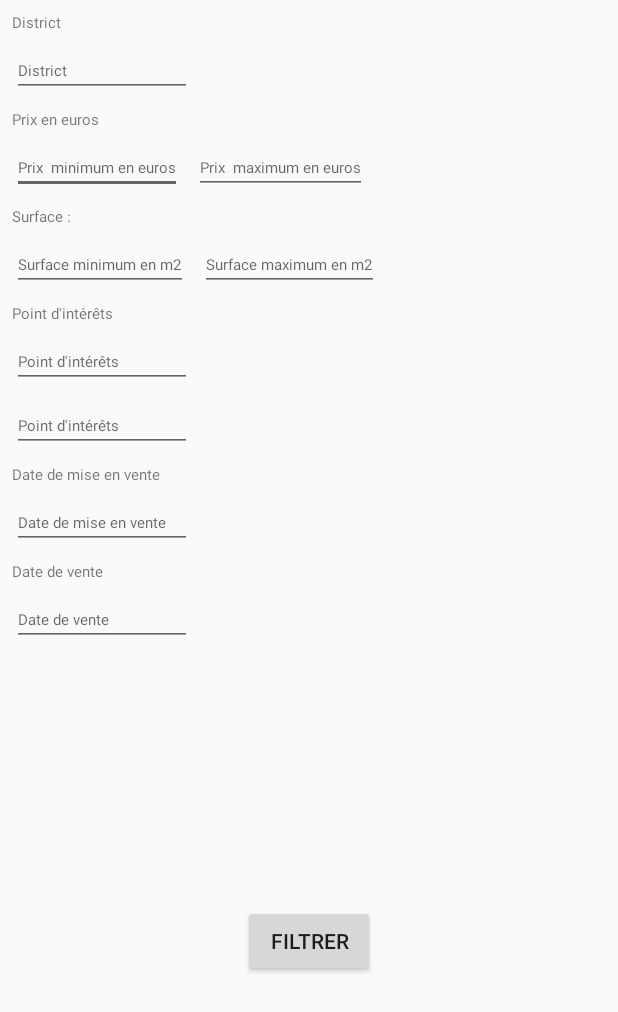
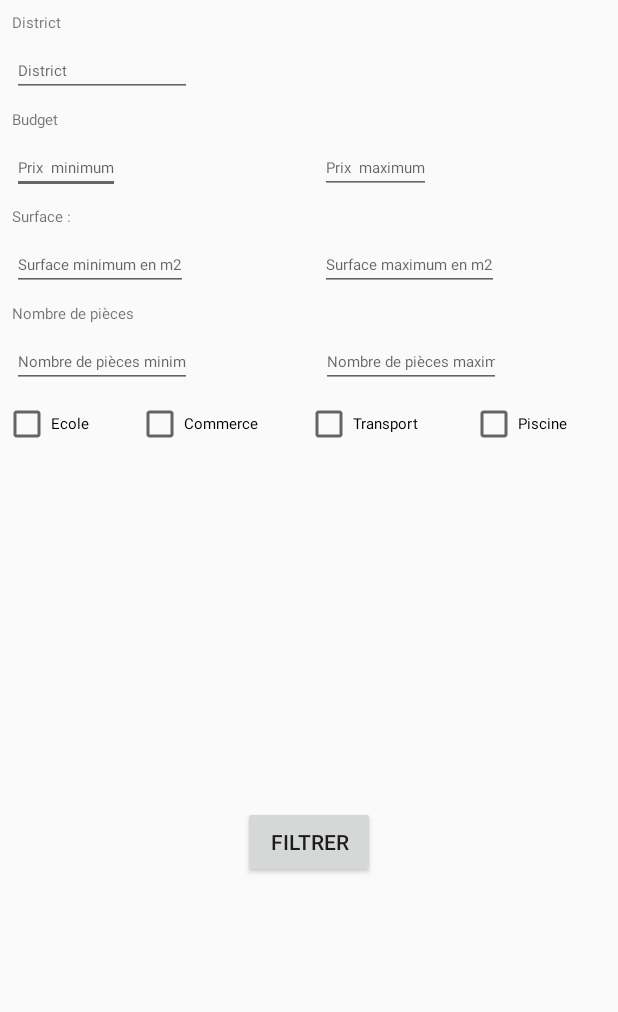
Before and after one commit to eddymail/P9_RealEstateManager, an Android app: the SearchResultsActivity screen opened directly, with no data from a screen before it, on a phone screen of 412 x 824 dp. Shown: the top 1012 px of the screen. Run offline under Robolectric (Android 15) with nearby library versions, the phone set to English and light mode, and no system bars; our stand-ins replace Room's generated code.

Commit message:
SearchResultsActivity listener for communication between activity and MainFragment Add poi in SearchResultsActivity
TODO:
Display searched list

```diff
--- a/app/src/main/java/com/openclassrooms/realestatemanager/Activities/SearchResultsActivity.java
+++ b/app/src/main/java/com/openclassrooms/realestatemanager/Activities/SearchResultsActivity.java
@@ -6,6 +6,7 @@ import android.os.Bundle;
 import android.util.Log;
 import android.view.View;
 import android.widget.Button;
+import android.widget.CheckBox;
 import android.widget.EditText;
 import android.widget.Toast;
 
@@ -25,17 +26,42 @@ import java.util.List;
 
 public class SearchResultsActivity extends AppCompatActivity implements View.OnClickListener {
 
-    private EditText etMiniPrice, etMaxiPrice, etDistrict, etMiniArea,etMaxiArea , etPoi1, etPoi2, etDateOfEntry, etDateOfSale;
-    private Button btFilter;
-    private String miniPrice, maxiPrice, district, poi1, poi2, dateOfEntry, dateOfSale;
-    private int miniArea, maxiArea;
-    private String[] queries;
     private RealEstateManagerViewModel realEstateManagerViewModel;
+    private SearchListener searchListener;
+    private MainFragment fragment;
 
+    //For Data
+    private String district;
+    private int school = 0;
+    private int shopping = 0;
+    private int publicTransport = 0;
+    private int swimmingPool = 0;
+    private int miniArea;
+    private int maxiArea;
+    private int miniRoom;
+    private int maxiRoom;
+    // private String[] queries;
     private static final long HOUSE_ID = 1;
     private List<House> houseList = new ArrayList<>();
-    private SearchListener searchListener;
-    private MainFragment fragment;
+
+    //For Design
+    private EditText etMiniPrice;
+    private EditText etMaxiPrice;
+    private EditText etDistrict;
+    private EditText etMiniArea;
+    private EditText etMaxiArea;
+    private EditText etMiniRoom;
+    private EditText etMaxiRoom;
+    private Button btFilter;
+    private CheckBox schoolCb;
+    private CheckBox shoppingCb;
+    private CheckBox publicTransportCb;
+    private CheckBox swimmingPoolCb;
+
+    // TODO
+    // Changer le type du prix
+    private int miniPrice;
+    private int maxiPrice;
 
     @Override
     protected void onCreate(Bundle savedInstanceState) {
@@ -47,16 +73,20 @@ public class SearchResultsActivity extends AppCompatActivity implements View.OnC
     }
 
     private void initActivity() {
-        etMiniPrice = findViewById(R.id.et_price_mini_search_activity);
-        etMaxiPrice = findViewById(R.id.et_price_max_search_activity);
-        etDistrict = findViewById(R.id.et_search_district_activity);
-        btFilter = findViewById(R.id.bt_filter_search_activity);
-        etMiniArea = findViewById(R.id.et_mini_area_search_activity);
-        etMaxiArea = findViewById(R.id.et_maxi_area_search_activity);
-        etPoi1 = findViewById(R.id.et_poi_search_activity);
-        etPoi2 = findViewById(R.id.et_poi_two_search_activity);
-        etDateOfEntry = findViewById(R.id.et_date_of_entry_search_activity);
-        etDateOfSale = findViewById(R.id.et_date_of_sale_search_activity);
+        etMiniPrice = findViewById(R.id.et_search_activity_price_mini);
+        etMaxiPrice = findViewById(R.id.et_search_activity_price_max);
+        etDistrict = findViewById(R.id.et_search_activity_district);
+        etMiniArea = findViewById(R.id.et_search_activity_mini_area);
+        etMaxiArea = findViewById(R.id.et_search_activity_maxi_area);
+        etMiniRoom = findViewById(R.id.et_search_activity_mini_room);
+        etMaxiRoom = findViewById(R.id.et_search_activity_maxi_room);
+
+        schoolCb = findViewById(R.id.cb_search_activity_school);
+        shoppingCb = findViewById(R.id.cb_search_activity_shopping);
+        publicTransportCb = findViewById(R.id.cb_search_activity_public_transport);
+        swimmingPoolCb = findViewById(R.id.cb_search_activity_swimming_pool);
+
+        btFilter = findViewById(R.id.bt_search_activity_filter_);
 
         btFilter.setOnClickListener(this);
     }
@@ -69,34 +99,58 @@ public class SearchResultsActivity extends AppCompatActivity implements View.OnC
 
     private void getDataFromEditText() {
         district = etDistrict.getText().toString();
-        miniPrice = etMiniPrice.getText().toString();
-        maxiPrice = etMaxiPrice.getText().toString();
-      String miniInput = etMiniArea.getText().toString();
-        String maxiInput = etMaxiArea.getText().toString();
-        if(miniInput == "" & maxiInput == ""){
+        String miniPriceInput = etMiniPrice.getText().toString();
+        String maxiPriceInput = etMaxiPrice.getText().toString();
+        String miniAreaInput = etMiniArea.getText().toString();
+        String maxiAreaInput = etMaxiArea.getText().toString();
+        String miniRoomInput = etMiniRoom.getText().toString();
+        String maxiRoomInput = etMaxiRoom.getText().toString();
+        if(miniPriceInput == "" & maxiPriceInput == "") {
+            miniPrice = 0;
+            maxiPrice = 0;
+        } else {
+            miniPrice = Integer.parseInt(miniPriceInput);
+            maxiPrice = Integer.parseInt(maxiPriceInput);
+        }
+        if(miniAreaInput == "" & maxiAreaInput == "") {
             miniArea = 0;
             maxiArea = 0;
         } else {
-            miniArea = Integer.parseInt(miniInput);
-            maxiArea = Integer.parseInt(maxiInput);
+            miniArea = Integer.parseInt(miniAreaInput);
+            maxiArea = Integer.parseInt(maxiAreaInput);
         }
-        poi1 = etPoi1.getText().toString();
-        poi2 = etPoi2.getText().toString();
-        dateOfSale = etDateOfEntry.getText().toString();
-        dateOfEntry = etDateOfSale.getText().toString();
-        Log.e("Test", " SAISIE saleDate = " + dateOfEntry);
-        if(dateOfEntry.isEmpty()) {
-            dateOfEntry = null;
-            Log.e("Test", " SAISIE saleDate = " + dateOfEntry);
+        if(miniRoomInput == "" & maxiRoomInput == "") {
+            miniRoom = 0;
+            maxiRoom = 0;
+        } else {
+            miniRoom = Integer.parseInt(miniRoomInput);
+            maxiRoom = Integer.parseInt(maxiRoomInput);
         }
+        if (schoolCb.isChecked()) {
+            school = 1;
+        }
+        if (shoppingCb.isChecked()) {
+            shopping = 1;
+        }
+        if (publicTransportCb.isChecked()) {
+            publicTransport = 1;
+        }
+        if (swimmingPoolCb.isChecked()) {
+            swimmingPool = 1;
+        }
+
         Log.e("Test", " SAISIE district, = " + district);
         Log.e("Test", " SAISIE miniPrice = " + miniPrice);
         Log.e("Test", " SAISIE maxiPrice = " + maxiPrice);
         Log.e("Test", " SAISIE miniArea = " + miniArea);
         Log.e("Test", " SAISIE maxiArea = " + maxiArea);
-        Log.e("Test", " SAISIE poi1 = " + poi1);
-        Log.e("Test", " SAISIE dateOfSale = " + dateOfSale);
-        Log.e("Test", " SAISIE saleDate = " + dateOfEntry);
+        Log.e("Test", " SAISIE miniRoom = " + miniRoom);
+        Log.e("Test", " SAISIE maxiRoom = " + maxiRoom);
+        Log.e("Test", " SAISIE school = " + school);
+        Log.e("Test", " SAISIE shopping = " + shopping);
+        Log.e("Test", " SAISIE publicTransport = " + publicTransport);
+        Log.e("Test", " SAISIE swimmingPool = " + swimmingPool);
+
     }
 
     private void getSearchedList(List<House> houseList) {
@@ -104,9 +158,9 @@ public class SearchResultsActivity extends AppCompatActivity implements View.OnC
         Log.e("Test", " getHouses houseList: " + houseList.size());
         if (houseList.isEmpty()) {
             Toast.makeText(this, "Aucun bien ne correspond", Toast.LENGTH_LONG).show();
-        }else {
+        } else {
             fragment = new MainFragment();
-            searchListener = fragment;
+            searchListener = (SearchListener) fragment;
             searchListener.onSearch(houseList);
             Log.e("Test", " searchListner : " + searchListener);
         }
@@ -122,18 +176,25 @@ public class SearchResultsActivity extends AppCompatActivity implements View.OnC
                 maxiPrice,
                 miniArea,
                 maxiArea,
-                poi1,
-                dateOfSale,
-                dateOfEntry).observe(this, this::getSearchedList);
+                miniRoom,
+                maxiRoom,
+                school,
+                shopping,
+                publicTransport,
+                swimmingPool).observe(this, this::getSearchedList);
 
         Log.e("Test", " RECHERCHE district, = " + district);
         Log.e("Test", " RECHERCHE miniPrice = " + miniPrice);
         Log.e("Test", " RECHERCHE maxiPrice = " + maxiPrice);
         Log.e("Test", " RECHERCHE miniArea = " + miniArea);
         Log.e("Test", " RECHERCHE maxiArea = " + maxiArea);
-        Log.e("Test", " RECHERCHE poi1 = " + poi1);
-        Log.e("Test", " RECHERCHE dateOfSale = " + dateOfSale);
-        Log.e("Test", " RECHERCHE saleDate = " + dateOfEntry);
+        Log.e("Test", " RECHERCHE miniRoom = " + miniRoom);
+        Log.e("Test", " RECHERCHE maxiRoom = " + maxiRoom);
+        Log.e("Test", " RECHERCHE school = " + school);
+        Log.e("Test", " RECHERCHE shopping = " + shopping);
+        Log.e("Test", " RECHERCHE publicTransport = " + publicTransport);
+        Log.e("Test", " RECHERCHE swimmingPool = " + swimmingPool);
+
     }
 
     @Override
@@ -142,7 +203,6 @@ public class SearchResultsActivity extends AppCompatActivity implements View.OnC
 
         fragment = new MainFragment();
         searchListener = (SearchListener) fragment;
-
     }
 
     public interface SearchListener {
--- a/app/src/main/java/com/openclassrooms/realestatemanager/Database/Dao/HouseDao.java
+++ b/app/src/main/java/com/openclassrooms/realestatemanager/Database/Dao/HouseDao.java
@@ -36,7 +36,10 @@ public interface HouseDao {
             "numberOfRooms = :numberOfRooms," +
             "numberOfBathrooms= :numberOfBathrooms," +
             "numberOfBedRooms = :numberOfBedRooms," +
-            "pointOfInterest = :pointOfInterest," +
+            "school = :school," +
+            "shopping = :shopping," +
+            "publicTransport = :publicTransport," +
+            "swimmingPool = :swimmingPool," +
             "description = :description," +
             "address = :address," +
             "available = :available," +
@@ -52,7 +55,10 @@ public interface HouseDao {
                     int numberOfRooms,
                     int numberOfBathrooms,
                     int numberOfBedRooms,
-                    String pointOfInterest,
+                    int school,
+                    int shopping,
+                    int publicTransport,
+                    int swimmingPool,
                     String description,
                     String address,
                     boolean available,
@@ -67,31 +73,22 @@ public interface HouseDao {
     @Query("SELECT * FROM House WHERE district = :district" +
             " AND price BETWEEN :miniPrice AND :maxiPrice " +
             " AND area BETWEEN :miniArea AND :maxiArea" +
-            " AND pointOfInterest = :pointOfInterest " +
-            "AND dateOfEntry >= :dateOfEntry " +
-            "AND dateOfSale >= :dateOfSale")
+            " AND numberOfRooms BETWEEN :miniRoom AND :maxiRoom" +
+            " AND school LIKE :school" +
+            " AND shopping LIKE :shopping" +
+            " AND publicTransport LIKE :publicTransport" +
+            " AND swimmingPool LIKE :swimmingPool")
 
     LiveData<List<House>> getSearchedHouse(String district,
-                                           String miniPrice,
-                                           String maxiPrice,
+                                           int miniPrice,
+                                           int maxiPrice,
                                            int miniArea,
                                            int maxiArea,
-                                           String pointOfInterest,
-                                           String dateOfEntry,
-                                           String dateOfSale);
-
-  /*  @Query("SELECT * FROM House WHERE district = :district " +
-            "AND price BETWEEN :miniPrice AND :maxiPrice " +
-            "AND area BETWEEN :miniArea AND :maxiArea " +
-            +
-           )
-
-    LiveData<List<House>> getSearchedHouse(String district,
-                                           String miniPrice,
-                                           String maxiPrice,
-                                           int miniArea,
-                                           int maxiArea,
-                                           String pointOfInterest,
-                                           );*/
+                                           int miniRoom,
+                                           int maxiRoom,
+                                           int school,
+                                           int shopping,
+                                           int publicTransport,
+                                           int swimmingPool);
 
 }
--- a/app/src/main/java/com/openclassrooms/realestatemanager/Fragments/DetailFragment.java
+++ b/app/src/main/java/com/openclassrooms/realestatemanager/Fragments/DetailFragment.java
@@ -150,7 +150,6 @@ public class DetailFragment extends Fragment implements View.OnClickListener {
         rooms.setText(String.valueOf(house.getNumberOfRooms()));
         bedrooms.setText(String.valueOf(house.getNumberOfBedrooms()));
         bathrooms.setText(String.valueOf(house.getNumberOfBathrooms()));
-        pointOfInterest.setText(house.getPointOfInterest());
         address.setText(house.getAddress());
         description.setText(house.getDescription());
         //Display house on staticMap
--- a/app/src/main/java/com/openclassrooms/realestatemanager/Repositories/HouseDataRepository.java
+++ b/app/src/main/java/com/openclassrooms/realestatemanager/Repositories/HouseDataRepository.java
@@ -40,7 +40,10 @@ public class HouseDataRepository {
                             int numberOfRooms,
                             int numberOfBathrooms,
                             int numberOfBedRooms,
-                            String pointOfInterest,
+                            int school,
+                            int shopping,
+                            int publicTransport,
+                            int swimmingPool,
                             String description,
                             String address,
                             boolean available,
@@ -57,7 +60,10 @@ public class HouseDataRepository {
                 numberOfRooms,
                 numberOfBathrooms,
                 numberOfBedRooms,
-                pointOfInterest,
+                school,
+                shopping,
+                publicTransport,
+                swimmingPool,
                 description,
                 address,
                 available,
@@ -69,36 +75,27 @@ public class HouseDataRepository {
 
     //For search
     public LiveData<List<House>> getSearchedHouse(String district,
-                                                  String miniPrice,
-                                                  String maxiPrice,
+                                                  int miniPrice,
+                                                  int maxiPrice,
                                                   int miniArea,
                                                   int maxiArea,
-                                                  String pointOfInterest,
-                                                  String dateOfEntry,
-                                                  String dateOfSale) {
+                                                  int miniRoom,
+                                                  int maxiRoom,
+                                                  int school,
+                                                  int shopping,
+                                                  int publicTransport,
+                                                  int swimmingPool) {
 
         return this.houseDao.getSearchedHouse(district,
                 miniPrice,
                 maxiPrice,
                 miniArea,
                 maxiArea,
-                pointOfInterest,
-                dateOfEntry,
-                dateOfSale);}
+                miniRoom,
+                maxiRoom,
+                school,
+                shopping,
+                publicTransport,
+                swimmingPool);}
 
-   /* public LiveData<List<House>> getSearchedHouse(String district,
-                                                  String miniPrice,
-                                                  String maxiPrice,
-                                                  int miniArea,
-                                                  int maxiArea,
-                                                  ,
-                                                ) {
-
-        return this.houseDao.getSearchedHouse(district,
-                miniPrice,
-                maxiPrice,
-                miniArea,
-                maxiArea,
-                pointOfInterest,
-               );}*/
 }
--- a/app/src/main/res/layout/activity_search.xml
+++ b/app/src/main/res/layout/activity_search.xml
@@ -14,46 +14,47 @@
       android:layout_marginStart="8dp"
       android:layout_marginTop="8dp"
       android:layout_weight="50"
-      android:text="Prix en euros"
+      android:text="Budget"
       android:textSize="10sp"
       app:layout_constraintStart_toStartOf="parent"
-      app:layout_constraintTop_toBottomOf="@+id/et_search_district_activity" />
+      app:layout_constraintTop_toBottomOf="@+id/et_search_activity_district" />
 
   <EditText
-      android:id="@+id/et_price_mini_search_activity"
+      android:id="@+id/et_search_activity_price_mini"
       android:layout_width="wrap_content"
       android:layout_height="wrap_content"
       android:layout_marginStart="8dp"
       android:layout_marginTop="8dp"
       android:layout_weight="50"
+      android:hint="Prix  minimum"
       android:inputType="number"
-      android:hint="Prix  minimum en euros"
       android:textSize="10sp"
       app:layout_constraintStart_toStartOf="parent"
       app:layout_constraintTop_toBottomOf="@+id/tv_price_search_activity" />
 
   <EditText
-      android:id="@+id/et_price_max_search_activity"
+      android:id="@+id/et_search_activity_price_max"
       android:layout_width="wrap_content"
       android:layout_height="wrap_content"
       android:layout_marginStart="8dp"
       android:layout_marginTop="8dp"
       android:layout_weight="50"
+      android:hint="Prix  maximum"
       android:inputType="number"
-      android:hint="Prix  maximum en euros"
       android:textSize="10sp"
-      app:layout_constraintStart_toEndOf="@+id/et_price_mini_search_activity"
+      app:layout_constraintEnd_toEndOf="parent"
+      app:layout_constraintStart_toEndOf="@+id/et_search_activity_price_mini"
       app:layout_constraintTop_toBottomOf="@+id/tv_price_search_activity" />
 
   <Button
-      android:id="@+id/bt_filter_search_activity"
+      android:id="@+id/bt_search_activity_filter_"
       android:layout_width="wrap_content"
       android:layout_height="wrap_content"
       android:text="Filtrer"
       app:layout_constraintBottom_toBottomOf="parent"
       app:layout_constraintEnd_toEndOf="parent"
       app:layout_constraintStart_toStartOf="parent"
-      app:layout_constraintTop_toBottomOf="@+id/et_date_of_sale_search_activity" />
+      app:layout_constraintTop_toBottomOf="@+id/linearLayout" />
 
   <TextView
       android:id="@+id/textView2"
@@ -67,15 +68,17 @@
       app:layout_constraintTop_toTopOf="parent" />
 
   <EditText
-      android:id="@+id/et_search_district_activity"
+      android:id="@+id/et_search_activity_district"
       android:layout_width="wrap_content"
       android:layout_height="wrap_content"
       android:layout_marginStart="8dp"
       android:layout_marginTop="8dp"
       android:ems="10"
+      android:hint="District"
       android:inputType="textPersonName"
-      android:hint="District"
       android:textSize="10sp"
+      app:layout_constraintEnd_toEndOf="parent"
+      app:layout_constraintHorizontal_bias="0.0"
       app:layout_constraintStart_toStartOf="parent"
       app:layout_constraintTop_toBottomOf="@+id/textView2" />
 
@@ -88,10 +91,10 @@
       android:textSize="10dp"
       android:text="@string/surface"
       app:layout_constraintStart_toStartOf="parent"
-      app:layout_constraintTop_toBottomOf="@+id/et_price_mini_search_activity" />
+      app:layout_constraintTop_toBottomOf="@+id/et_search_activity_price_mini" />
 
   <EditText
-      android:id="@+id/et_mini_area_search_activity"
+      android:id="@+id/et_search_activity_mini_area"
       android:layout_width="wrap_content"
       android:layout_height="wrap_content"
       android:layout_marginStart="8dp"
@@ -108,94 +111,94 @@
       android:layout_height="wrap_content"
       android:layout_marginStart="8dp"
       android:layout_marginTop="8dp"
+      android:text="Nombre de pièces"
       android:textSize="10dp"
-      android:text="Point d'intérêts"
       app:layout_constraintStart_toStartOf="parent"
-      app:layout_constraintTop_toBottomOf="@+id/et_mini_area_search_activity" />
+      app:layout_constraintTop_toBottomOf="@+id/et_search_activity_mini_area" />
 
   <EditText
-      android:id="@+id/et_poi_search_activity"
+      android:id="@+id/et_search_activity_mini_room"
       android:layout_width="wrap_content"
       android:layout_height="wrap_content"
       android:layout_marginStart="8dp"
       android:layout_marginTop="8dp"
       android:ems="10"
+      android:hint="Nombre de pièces minimum"
       android:inputType="textPersonName"
-      android:hint="Point d'intérêts"
       android:textSize="10sp"
       app:layout_constraintStart_toStartOf="parent"
       app:layout_constraintTop_toBottomOf="@+id/textView4" />
 
   <EditText
-      android:id="@+id/et_poi_two_search_activity"
+      android:id="@+id/et_search_activity_maxi_room"
       android:layout_width="wrap_content"
       android:layout_height="wrap_content"
       android:layout_marginStart="8dp"
       android:layout_marginTop="8dp"
       android:ems="10"
+      android:hint="Nombre de pièces maximum"
       android:inputType="textPersonName"
-      android:hint="Point d'intérêts"
       android:textSize="10sp"
-      app:layout_constraintStart_toStartOf="parent"
-      app:layout_constraintTop_toBottomOf="@+id/et_poi_search_activity" />
+      app:layout_constraintEnd_toEndOf="parent"
+      app:layout_constraintStart_toEndOf="@+id/et_search_activity_mini_room"
+      app:layout_constraintTop_toBottomOf="@+id/textView4" />
 
-  <TextView
-      android:id="@+id/textView5"
+  <EditText
+      android:id="@+id/et_search_activity_maxi_area"
       android:layout_width="wrap_content"
       android:layout_height="wrap_content"
       android:layout_marginStart="8dp"
       android:layout_marginTop="8dp"
-      android:textSize="10dp"
-      android:text="Date de mise en vente"
+      android:hint="Surface maximum en m2"
+      android:inputType="number"
+      android:textSize="10sp"
+      app:layout_constraintEnd_toEndOf="parent"
+      app:layout_constraintStart_toEndOf="@+id/et_search_activity_mini_area"
+      app:layout_constraintTop_toBottomOf="@+id/textView3" />
+
+  <LinearLayout
+      android:id="@+id/linearLayout"
+      android:layout_width="match_parent"
+      android:layout_height="wrap_content"
+      android:layout_marginStart="2dp"
+      android:layout_marginTop="8dp"
+      android:layout_marginEnd="2dp"
+      android:orientation="horizontal"
+      app:layout_constraintEnd_toEndOf="parent"
       app:layout_constraintStart_toStartOf="parent"
-      app:layout_constraintTop_toBottomOf="@+id/et_poi_two_search_activity" />
+      app:layout_constraintTop_toBottomOf="@+id/et_search_activity_mini_room">
 
-  <EditText
-      android:id="@+id/et_date_of_entry_search_activity"
+    <CheckBox
+        android:id="@+id/cb_search_activity_school"
         android:layout_width="wrap_content"
         android:layout_height="wrap_content"
-      android:layout_marginStart="8dp"
-      android:layout_marginTop="8dp"
-      android:ems="10"
-      android:textSize="10sp"
-      android:hint="Date de mise en vente"
-      android:inputType="date"
-      app:layout_constraintStart_toStartOf="parent"
-      app:layout_constraintTop_toBottomOf="@+id/textView5" />
+        android:layout_weight="1"
+        android:text="Ecole"
+        android:textSize="10sp" />
 
-  <TextView
-      android:id="@+id/textView6"
+    <CheckBox
+        android:id="@+id/cb_search_activity_shopping"
         android:layout_width="wrap_content"
         android:layout_height="wrap_content"
-      android:layout_marginStart="8dp"
-      android:layout_marginTop="8dp"
-      android:textSize="10dp"
-      android:text="Date de vente"
-      app:layout_constraintStart_toStartOf="parent"
-      app:layout_constraintTop_toBottomOf="@+id/et_date_of_entry_search_activity" />
+        android:layout_weight="1"
+        android:text="Commerce"
+        android:textSize="10sp" />
 
-  <EditText
-      android:id="@+id/et_date_of_sale_search_activity"
+    <CheckBox
+        android:id="@+id/cb_search_activity_public_transport"
         android:layout_width="wrap_content"
         android:layout_height="wrap_content"
-      android:layout_marginStart="8dp"
-      android:layout_marginTop="8dp"
-      android:ems="10"
-      android:inputType="date"
-      android:textSize="10sp"
-      android:hint="Date de vente"
-      app:layout_constraintStart_toStartOf="parent"
-      app:layout_constraintTop_toBottomOf="@+id/textView6" />
+        android:layout_weight="1"
+        android:text="Transport "
+        android:textSize="10sp" />
 
-  <EditText
-      android:id="@+id/et_maxi_area_search_activity"
+    <CheckBox
+        android:id="@+id/cb_search_activity_swimming_pool"
         android:layout_width="wrap_content"
         android:layout_height="wrap_content"
-      android:layout_marginStart="8dp"
-      android:layout_marginTop="8dp"
-      android:textSize="10sp"
-      android:hint="Surface maximum en m2"
-      android:inputType="number"
-      app:layout_constraintStart_toEndOf="@+id/et_mini_area_search_activity"
-      app:layout_constraintTop_toBottomOf="@+id/textView3" />
+        android:layout_weight="1"
+        android:text="Piscine"
+        android:textSize="10sp" />
+
+  </LinearLayout>
 </androidx.constraintlayout.widget.ConstraintLayout>
```
Also changed, not shown: app/src/main/java/com/openclassrooms/realestatemanager/Activities/AddActivity.java (+132 -38 lines), app/src/main/java/com/openclassrooms/realestatemanager/Database/RealEstateManagerDatabase.java (+14 -3 lines), app/src/main/java/com/openclassrooms/realestatemanager/Fragments/MainFragment.java (+3 -8 lines), app/src/main/java/com/openclassrooms/realestatemanager/Model/House.java (+52 -22 lines), app/src/main/java/com/openclassrooms/realestatemanager/Ui/RealEstateManagerViewModel.java (+22 -10 lines), app/src/main/res/layout/activity_add.xml (+39 -16 lines). Lines whose indentation alone changed are shown as unchanged.
